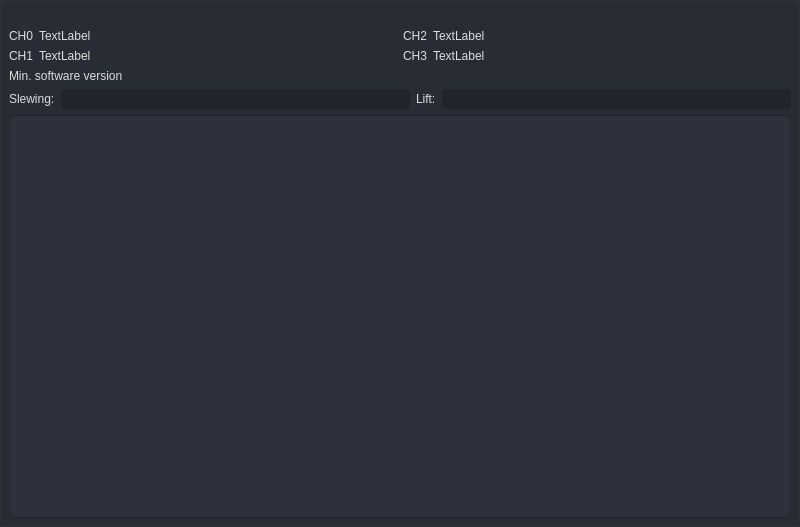
The window that app/ui/main.ui (davidsenoner/emec-drv-canopen-tester) describes before a commit, drawn with Qt 5.
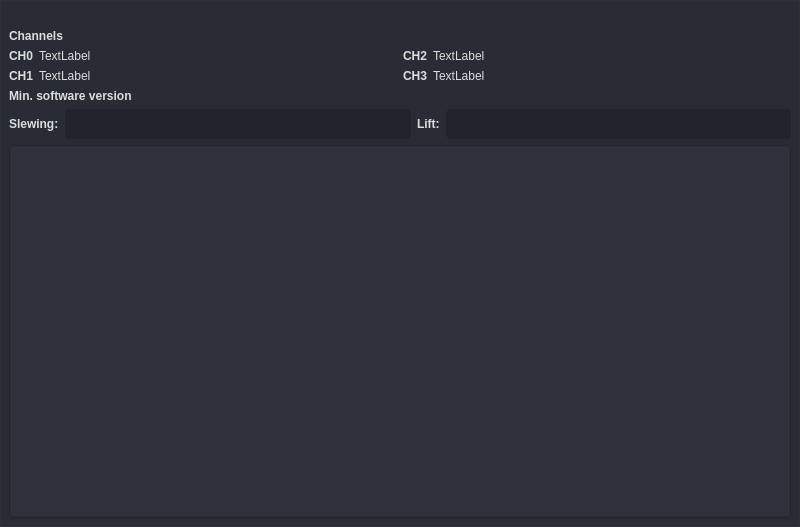
The same window after the commit. Icons and pictures are not drawn.

Commit message: feat: Add SW Version control to min version and saved to QSettings

Patch:
```diff
--- a/app/ui/main.ui
+++ b/app/ui/main.ui
@@ -681,6 +681,13 @@
                 </property>
                </widget>
               </item>
+              <item>
+               <widget class="QLabel" name="label_9">
+                <property name="text">
+                 <string>&lt;h4&gt;Channels&lt;/h4&gt;</string>
+                </property>
+               </widget>
+              </item>
               <item>
                <layout class="QGridLayout" name="gridLayout">
                 <property name="topMargin">
@@ -708,7 +715,7 @@
                    </sizepolicy>
                   </property>
                   <property name="text">
-                   <string>CH0</string>
+                   <string>&lt;b&gt;CH0&lt;/b&gt;</string>
                   </property>
                  </widget>
                 </item>
@@ -721,14 +728,14 @@
                    </sizepolicy>
                   </property>
                   <property name="text">
-                   <string>CH2</string>
+                   <string>&lt;b&gt;CH2&lt;/b&gt;</string>
                   </property>
                  </widget>
                 </item>
                 <item row="2" column="2">
                  <widget class="QLabel" name="label_5">
                   <property name="text">
-                   <string>CH3</string>
+                   <string>&lt;b&gt;CH3&lt;/b&gt;</string>
                   </property>
                  </widget>
                 </item>
@@ -756,7 +763,7 @@
                 <item row="2" column="0">
                  <widget class="QLabel" name="label_3">
                   <property name="text">
-                   <string>CH1</string>
+                   <string>&lt;b&gt;CH1&lt;/b&gt;</string>
                   </property>
                  </widget>
                 </item>
@@ -770,7 +777,7 @@
          <item>
           <widget class="QLabel" name="label_6">
            <property name="text">
-            <string>Min. software version</string>
+            <string>&lt;h4&gt;Min. software version&lt;/h4&gt;</string>
            </property>
           </widget>
          </item>
@@ -779,19 +786,25 @@
            <item row="0" column="2">
             <widget class="QLabel" name="label_8">
              <property name="text">
-              <string>Lift:</string>
+              <string>&lt;b&gt;Lift:&lt;/b&gt;</string>
              </property>
             </widget>
            </item>
            <item row="0" column="0">
             <widget class="QLabel" name="label_7">
              <property name="text">
-              <string>Slewing:</string>
+              <string>&lt;b&gt;Slewing:&lt;/b&gt;</string>
              </property>
             </widget>
            </item>
            <item row="0" column="1">
             <widget class="QLineEdit" name="led_min_sw_ver_slewing">
+             <property name="minimumSize">
+              <size>
+               <width>0</width>
+               <height>30</height>
+              </size>
+             </property>
              <property name="maxLength">
               <number>20</number>
              </property>
@@ -799,6 +812,12 @@
            </item>
            <item row="0" column="3">
             <widget class="QLineEdit" name="led_min_sw_ver_lift">
+             <property name="minimumSize">
+              <size>
+               <width>0</width>
+               <height>30</height>
+              </size>
+             </property>
              <property name="maxLength">
               <number>20</number>
              </property>
```
The commit also changes 8 other files.
